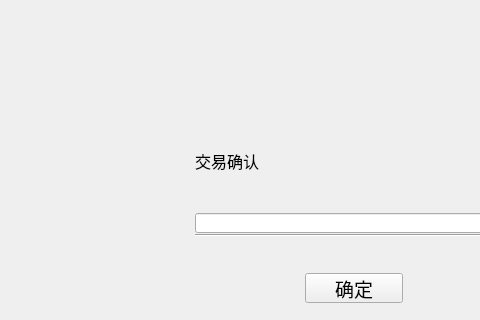
HcashOrg/hx-indicator, file capitalTransferPage/PasswordConfirmWidget.ui: the form before one commit; both pictures show x 225 to 705 and y 87 to 407 of the 960 by 580 pixel window.
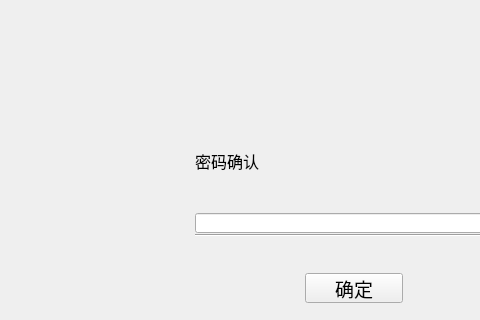
The form after the commit.

Commit message: delete account

Patch:
```diff
--- a/capitalTransferPage/PasswordConfirmWidget.ui
+++ b/capitalTransferPage/PasswordConfirmWidget.ui
@@ -28,7 +28,7 @@
     </font>
    </property>
    <property name="text">
-    <string>交易确认</string>
+    <string>密码确认</string>
    </property>
   </widget>
   <widget class="QToolButton" name="toolButton_cancel">
```
Left out of the diff: 3 changed lines with no effect on the pictures. The commit also changes 1 other file.
